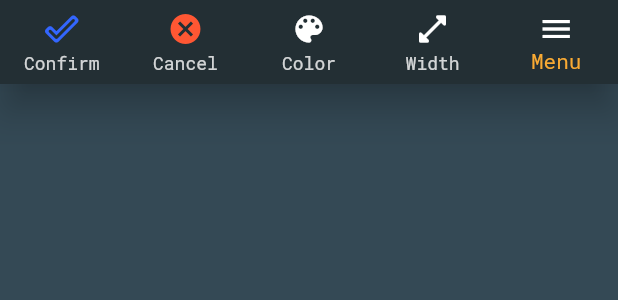
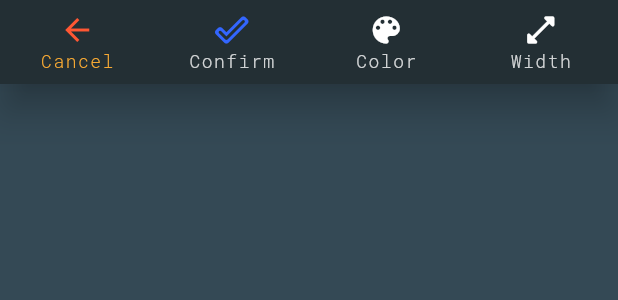
Before and after one commit to pawelmat142/flutter_map_toy, a Flutter app: the MapToolbar widget shown alone on an empty page, opened directly, item 2 of the bottom bar chosen, on a phone screen of 412 x 824 dp. Shown: the top 300 px of the screen. Run offline on Flutter 3.47's test engine with Material 2 defaults, Android fonts, the phone set to English and light mode, and no system bars; our stand-ins replace flutter_bloc, get_it, google_maps_flutter, hive_flutter, location; missing offline and left inert: flutter_config, google_maps_webservice, navigation_history_observer, widget_to_marker; accounts and stored records are empty.

Commit message:
toolbar refactored

```diff
--- a/lib/main.dart
+++ b/lib/main.dart
@@ -57,9 +57,6 @@ class _MyAppState extends State<MyApp> {
 
   //TODO navigation issue map => find place => save map ??
 
-  //TODO zindex markerów
-
-  //TODO find map bug
   @override
   Widget build(BuildContext context) {
     return MaterialApp(
--- a/lib/models/map_cubit.dart
+++ b/lib/models/map_cubit.dart
@@ -372,8 +372,8 @@ class MapCubit extends Cubit<MapState> {
       state.mapController?.getVisibleRegion().then((visibleRegion) {
         final markerVisible = visibleRegion.contains(state.selectedMarker!.position);
         if (!markerVisible) {
+          final selectedMarker = state.selectedMarker;
           selectMarker('', context);
-          final selectedMarker = state.selectedMarker;
           if (selectedMarker is Marker) {
             state.mapController?.hideMarkerInfoWindow(selectedMarker.markerId);
           }
--- a/lib/presentation/components/toolbar.dart
+++ b/lib/presentation/components/toolbar.dart
@@ -28,19 +28,24 @@ class Toolbar extends StatelessWidget {
   static const String menuLabel = 'menu';
 
   final List<ToolBarItem> toolbarItems;
+  final List<ToolBarItem>? menuItems;
 
   const Toolbar({
     required this.toolbarItems,
+    this.menuItems,
     Key? key}) : super(key: key);
 
   @override
   Widget build(BuildContext context) {
     return BottomNavigationBar(
-      currentIndex: onlyToolbarItems.indexWhere((toolbarItem) => toolbarItem.label == menuLabel),
+      // currentIndex: onlyToolbarItems.indexWhere((toolbarItem) => toolbarItem.label == menuLabel),
+      currentIndex: 0,
       elevation: 10,
       backgroundColor: AppColor.primaryDark,
       selectedItemColor: AppColor.secondary,
       unselectedItemColor: AppColor.white80,
+      selectedLabelStyle: AppStyle.listTileSubtitle,
+      unselectedLabelStyle: AppStyle.listTileSubtitle,
       showUnselectedLabels: true,
       type: BottomNavigationBarType.fixed,
       onTap: (i) => _onItemTap(i, context),
@@ -68,14 +73,16 @@ class Toolbar extends StatelessWidget {
       .toList();
 
   _onToolbarMenu(BuildContext context) {
-    AppModal.show(context, showBack: false, children: toolbarItems
-        .where((i) => i.menuLabel != null)
-        .map((i) => _toolbarItemToTile(i, context))
-        .toList());
+    AppModal.show(context, showBack: false, children: menuItems
+        ?.map((i) => _toolbarItemToTile(i, context))
+        .toList() ?? []);
   }
 
   ListTile _toolbarItemToTile(ToolBarItem item, BuildContext context) {
-    return ListTile(title: Text(item.menuLabel!.capitalize(), style: AppStyle.listTileTitle),
+    return ListTile(
+        title: Text(item.menuLabel!.capitalize(),
+          style: AppStyle.listTileTitle.copyWith(color: AppColor.white)
+        ),
         leading: Icon(item.icon, size: 32, color: AppColor.secondary),
         onTap: () {
           Navigator.pop(context);
--- a/lib/presentation/styles/app_icon.dart
+++ b/lib/presentation/styles/app_icon.dart
@@ -5,9 +5,10 @@ abstract class AppIcon {
   static const defaultIcon = Icons.question_mark_rounded;
   static const menu = Icons.menu;
   static const confirm = Icons.done_outline_rounded;
-  static const cancel = Icons.cancel;
+  static const back = Icons.arrow_back_outlined;
   static const delete = Icons.delete_outline_rounded;
   static const search = Icons.search;
+  static const target = Icons.location_searching;
   static const savedMaps = Icons.save_alt_rounded;
   static const nameMarker = Icons.label_important_rounded;
 
--- a/lib/presentation/views/map_screen/map_toolbar.dart
+++ b/lib/presentation/views/map_screen/map_toolbar.dart
@@ -21,38 +21,90 @@ class MapToolbar extends StatelessWidget {
   @override
   Widget build(BuildContext context) {
     final mapCubit = BlocProvider.of<MapCubit>(context);
-
     return BlocBuilder<MapCubit, MapState>(builder: (ctx, state) {
-      return Toolbar(toolbarItems: state.drawingMode
-          ? drawingToolbar(context, mapCubit, state)
-          : mapToolbar(context, mapCubit, state)
+      return Toolbar(
+        toolbarItems: getToolbar(context, mapCubit, state),
+        menuItems: getMenuItems(context, mapCubit, state),
       );
     });
   }
+
+  List<ToolBarItem> getToolbar(BuildContext context, MapCubit cubit, MapState state) {
+    if (state.drawingMode) {
+      return drawingToolbar(context, cubit, state);
+    } else if (state.isAnyMarkerSelected) {
+      return markerSelectedToolbar(context, cubit, state);
+    } else {
+      return mapToolbar(context, cubit, state);
+    }
+  }
+
+  List<ToolBarItem> markerSelectedToolbar(BuildContext context, MapCubit cubit, MapState state) {
+    return [
+
+      ToolBarItem(
+        label: 'back',
+        barLabel: 'Back',
+        icon: AppIcon.back,
+        color: AppColor.blue,
+        onTap: () {
+          cubit.selectMarker('', context);
+        }
+      ),
+
+      if (state.isAnyIconSelected) ToolBarItem(
+        label: 'edit_icon',
+        barLabel: 'edit',
+        icon: AppIcon.editPoint,
+        color: AppColor.secondary,
+        disabled: cubit.state.selectedMarkerId.isEmpty,
+        onTap: () => cubit.updateIconMarker(context),
+      ) else if (state.isAnyDrawingSelected) ToolBarItem(
+          label: 'edit_line',
+          barLabel: 'edit line',
+          icon: AppIcon.editLine,
+          color: AppColor.secondary,
+          onTap: () {
+            cubit.editDrawing(context);
+          }
+      ),
+
+      MarkerInfoToolbarItem(context, cubit),
+
+      ToolBarItem(
+        label: 'remove',
+        barLabel: 'remove',
+        icon: AppIcon.delete,
+        color: AppColor.red,
+        onTap: () => AppPopup(context)
+          .title('Are you sure?')
+          .onOk(() => cubit.removeMarker(true, context)),
+      ),
+    ];
+  }
+
 
   List<ToolBarItem> drawingToolbar(BuildContext context, MapCubit cubit, MapState state) {
     final drawingCubit = BlocProvider.of<DrawingCubit>(context);
     final drawingState = drawingCubit.state;
     return [
       ToolBarItem(
+        label: 'cancel',
+        barLabel: 'cancel',
+        color: AppColor.red,
+        icon: AppIcon.back,
+        onTap: () => cubit.turnDrawingMode(context: context, on: false)
+      ),
+      ToolBarItem(
         label: 'confirm',
         barLabel: 'confirm',
         icon: AppIcon.confirm,
         color: AppColor.blue,
-        onTap: () async {
-          cubit.addDrawingAsMarker(
+        onTap: () => cubit.addDrawingAsMarker(
             context: context,
             drawingLines: drawingCubit.state.drawingLines,
             drawingModelId: drawingState.drawingModelId.isEmpty ? null : drawingState.drawingModelId,
-          );
-        }
-      ),
-      ToolBarItem(
-        label: 'cancel',
-        barLabel: 'cancel',
-        color: AppColor.red,
-        icon: AppIcon.cancel,
-        onTap: () => cubit.turnDrawingMode(context: context, on: false)
+        )
       ),
       ToolBarItem(
         label: 'color',
@@ -69,12 +121,6 @@ class MapToolbar extends StatelessWidget {
         onTap: () => drawingCubit.selectWidth(context)
       ),
       ToolBarItem(
-        label: Toolbar.menuLabel,
-        barLabel: 'menu',
-        icon: AppIcon.menu,
-        onTap: () {}
-      ),
-      ToolBarItem(
           label: 'clean_map',
           menuLabel: 'clean all markers',
           icon: AppIcon.cleanPoint,
@@ -86,70 +132,41 @@ class MapToolbar extends StatelessWidget {
   List<ToolBarItem> mapToolbar(BuildContext context, MapCubit cubit, MapState state) {
     return [
 
-      state.isAnyIconSelected ? ToolBarItem(
-        label: 'edit_icon',
-        barLabel: 'edit',
-        icon: AppIcon.editPoint,
-        color: AppColor.secondary,
-        disabled: cubit.state.selectedMarkerId.isEmpty,
-        onTap: () => cubit.updateIconMarker(context),
-      ) : state.isAnyDrawingSelected ? MarkerInfoToolbarItem(context, cubit)
-        : ToolBarItem(
+      ToolBarItem(
         label: 'add_point',
         barLabel: 'add point',
-        menuLabel: 'add point',
         color: AppColor.secondary,
         icon: AppIcon.addPoint,
         onTap: () => cubit.addIconMarker(context),
       ),
 
-      state.isAnyIconSelected ? MarkerInfoToolbarItem(context, cubit)
-        : state.isAnyDrawingSelected ? ToolBarItem(
-          label: 'edit_line',
-          barLabel: 'edit line',
-          icon: AppIcon.editLine,
-          color: AppColor.secondary,
-          onTap: () {
-            cubit.editDrawing(context);
-          }
-      ) :  ToolBarItem(
+      ToolBarItem(
         label: 'draw_line',
         barLabel: 'draw line',
         color: AppColor.secondary,
         icon: AppIcon.drawLine,
         onTap: () => cubit.turnOnDrawingMode(context: context),
       ),
-      ToolBarItem(
-          label: 'clean_map',
-          menuLabel: 'clean markers',
-          icon: AppIcon.cleanPoint,
-          onTap: () => cubit.cleanMarkers(context)
-      ),
-      ToolBarItem(
-          label: 'remove',
-          barLabel: 'remove',
-          icon: AppIcon.delete,
-          disabled: !state.isAnyMarkerSelected,
-          color: AppColor.red,
-          onTap: () {
-            AppPopup(context)
-              .title('Are you sure?')
-              .onOk(() => cubit.removeMarker(true, context));
-          }
-      ),
+
       ToolBarItem(
         label: 'save_map',
         barLabel: 'save',
-          menuLabel: 'save',
         icon: AppIcon.save,
         onTap: () => cubit.onSaveMapModel(context),
       ),
+
       ToolBarItem(
         label: Toolbar.menuLabel,
         barLabel: 'menu',
         icon: AppIcon.menu,
         onTap: () {}
       ),
+
+    ];
+  }
+
+  List<ToolBarItem> getMenuItems(BuildContext context, MapCubit cubit, MapState state) {
+    return [
       ToolBarItem(
           label: 'map_type_normal',
           menuLabel: 'Normal',
@@ -168,10 +185,10 @@ class MapToolbar extends StatelessWidget {
         icon: AppIcon.mapTypeSatellite,
         onTap: () => cubit.setType(MapType.satellite)
       ),
-      if (state.mapModelId.isNotEmpty) ToolBarItem(
-          label: 'find_map',
-          menuLabel: 'Find map',
-          icon: AppIcon.search,
+      ToolBarItem(
+        label: 'center_map',
+        menuLabel: 'Center map',
+        icon: AppIcon.target,
         onTap: () => MapUtil.animateCameraToMapCenter(state)
       ),
       ToolBarItem(
@@ -184,16 +201,21 @@ class MapToolbar extends StatelessWidget {
             ModalRoute.withName(HomeScreen.id)
         ),
       ),
-
       ToolBarItem(
         label: 'search',
+        menuLabel: 'Find place',
         icon: AppIcon.search,
-          menuLabel: 'Find location',
         onTap: () => Navigator.pushNamed(context, LocationSearchScreen.id),
-      )
+      ),
+      ToolBarItem(
+        label: 'save_map',
+        menuLabel: 'Save',
+        icon: AppIcon.save,
+        onTap: () => cubit.onSaveMapModel(context),
+      ),
     ];
+
   }
-
 }
 
 
--- a/lib/utils/draw_util.dart
+++ b/lib/utils/draw_util.dart
@@ -27,6 +27,7 @@ abstract class DrawUtil {
       flat: true,
       draggable: false,
       consumeTapEvents: true,
+      zIndex: 100,
       onTap: () {
         cubit.state.mapController?.showMarkerInfoWindow(markerId);
         cubit.selectMarker(markerId.value, context);
--- a/lib/utils/icon_util.dart
+++ b/lib/utils/icon_util.dart
@@ -56,6 +56,7 @@ abstract class IconUtil {
         infoWindow: getInfoWindow(mapIconModel),
         draggable: true,
         consumeTapEvents: true,
+        zIndex: 10,
         onDragEnd: (point) {
           cubit.replaceMarker(context, point, markerId: markerId.value);
         },
--- a/lib/utils/map_util.dart
+++ b/lib/utils/map_util.dart
@@ -46,7 +46,7 @@ abstract class MapUtil {
   }
 
   static void animateCameraToMapCenter(MapState state) {
-    if (state.mapModelId.isEmpty || state.markers.isEmpty) return;
+    if (state.markers.isEmpty) return;
 
     CameraUpdate cameraUpdate;
 
```
Lines whose indentation alone changed are shown as unchanged.
